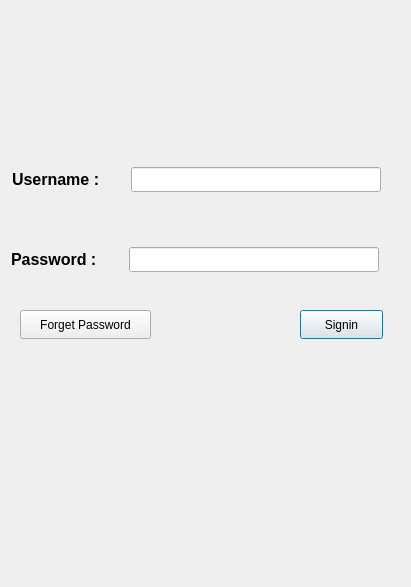
Above: SmartQuizGen/signin.ui from MossabMilha/SmartQuizGen before the change. Below: the same form after it.
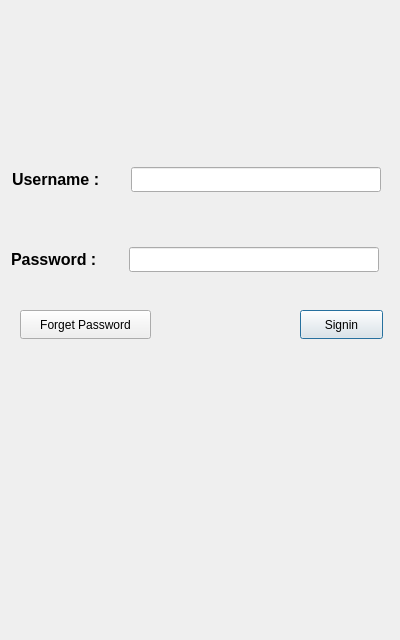
That is the form after the change. Icons and pictures are not drawn.

Patch:
```diff
--- a/SmartQuizGen/signin.ui
+++ b/SmartQuizGen/signin.ui
@@ -6,10 +6,22 @@
    <rect>
     <x>0</x>
     <y>0</y>
-    <width>411</width>
-    <height>587</height>
+    <width>400</width>
+    <height>640</height>
    </rect>
   </property>
+  <property name="minimumSize">
+   <size>
+    <width>400</width>
+    <height>640</height>
+   </size>
+  </property>
+  <property name="maximumSize">
+   <size>
+    <width>400</width>
+    <height>640</height>
+   </size>
+  </property>
   <property name="windowTitle">
    <string>Dialog</string>
   </property>
```
